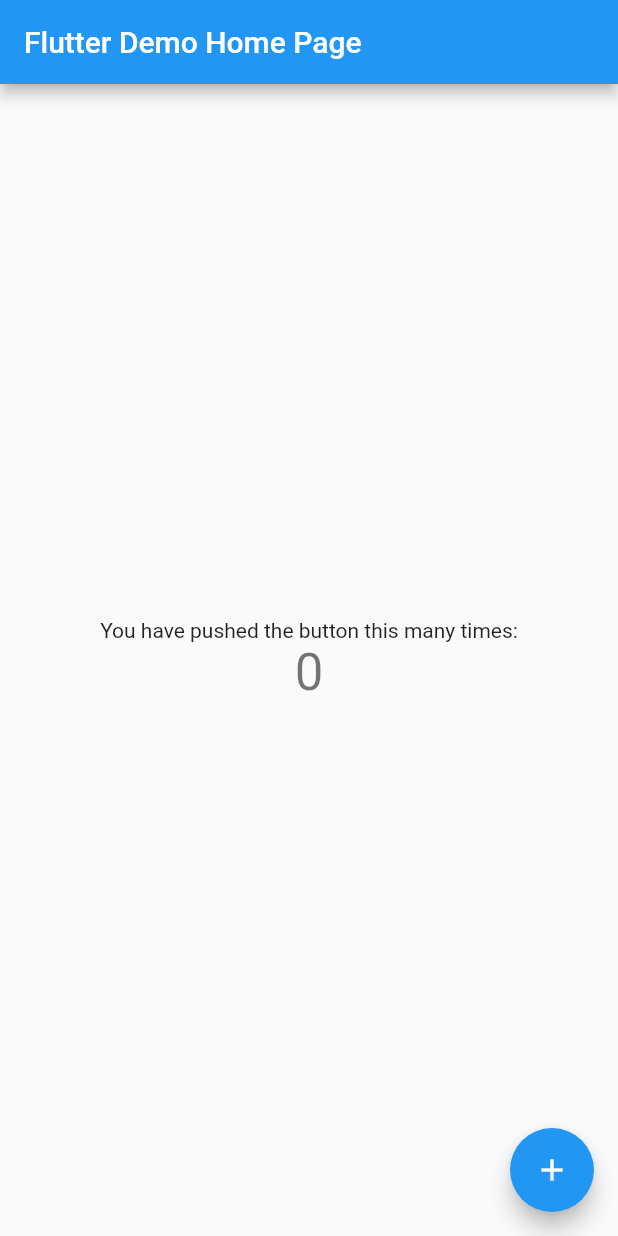
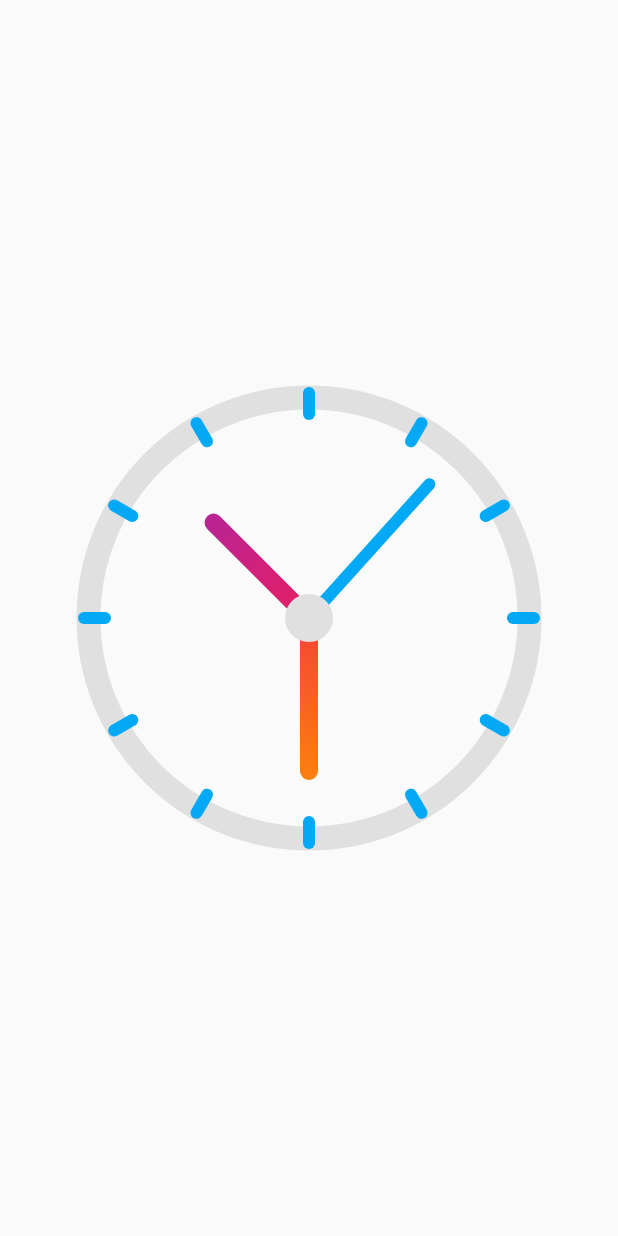
Before and after one commit to AlejandroEndo/flutter_painter_workshop, a Flutter app: the screen it shows after launch, on a phone screen of 412 x 824 dp. Run offline on Flutter 3.47's test engine with Material 2 defaults, Android fonts, the light colour scheme and no system bars.

Commit message:
clock example done

```diff
--- /dev/null
+++ b/lib/clock_view.dart
@@ -0,0 +1,121 @@
+import 'dart:async';
+import 'dart:math';
+
+import 'package:flutter/material.dart';
+
+class ClockView extends StatefulWidget {
+  const ClockView({Key? key}) : super(key: key);
+
+  @override
+  _ClockViewState createState() => _ClockViewState();
+}
+
+class _ClockViewState extends State<ClockView> {
+  @override
+  void initState() {
+    Timer.periodic(Duration(seconds: 1), (timer) => setState(() {}));
+    super.initState();
+  }
+
+  @override
+  Widget build(BuildContext context) {
+    return Container(
+      width: 300,
+      height: 300,
+      child: Transform.rotate(
+        angle: -pi / 2,
+        child: CustomPaint(
+          painter: ClockPainer(),
+        ),
+      ),
+    );
+  }
+}
+
+class ClockPainer extends CustomPainter {
+  DateTime timeNow = DateTime.now();
+
+  @override
+  void paint(Canvas canvas, Size size) {
+    double centerX = size.width / 2;
+    double centerY = size.height / 2;
+
+    Offset center = Offset(centerX, centerY);
+    double radius = min(centerX, centerY);
+
+    Paint paint = Paint()..color = Colors.grey[50]!;
+
+    Paint outlinePaint = Paint()
+      ..color = Colors.grey[300]!
+      ..style = PaintingStyle.stroke
+      ..strokeWidth = 16.0;
+
+    Paint centerDotPaint = Paint()..color = Colors.grey[300]!;
+
+    Paint secPaint = Paint()
+      ..color = Colors.lightBlue
+      ..style = PaintingStyle.stroke
+      ..strokeWidth = 8.0
+      ..strokeCap = StrokeCap.round;
+
+    Paint minPaint = Paint()
+      ..shader = RadialGradient(colors: [Colors.red, Colors.orange])
+          .createShader(Rect.fromCircle(center: center, radius: radius))
+      ..style = PaintingStyle.stroke
+      ..strokeWidth = 12.0
+      ..strokeCap = StrokeCap.round;
+
+    Paint hourPaint = Paint()
+      ..shader = RadialGradient(colors: [Colors.pink, Colors.purple])
+          .createShader(Rect.fromCircle(center: center, radius: radius))
+      ..style = PaintingStyle.stroke
+      ..strokeWidth = 12.0
+      ..strokeCap = StrokeCap.round;
+
+    // CLOCK CASE BACKGROUND
+    canvas.drawCircle(center, radius - size.width * 0.01, paint);
+    canvas.drawCircle(center, radius - size.width * 0.01, outlinePaint);
+
+    double handR = 120;
+    // SECONDS
+    double secValueAngle = timeNow.second * (360 / 60);
+    double secHandX = centerX + (handR) * cos(secValueAngle * pi / 180);
+    double secHandY = centerX + (handR) * sin(secValueAngle * pi / 180);
+    canvas.drawLine(center, Offset(secHandX, secHandY), secPaint);
+
+    // MINUTES
+    double minValueAngle = timeNow.minute * (360 / 60);
+    double minHandX = centerX + (handR * 0.85) * cos(minValueAngle * pi / 180);
+    double minHandY = centerX + (handR * 0.85) * sin(minValueAngle * pi / 180);
+    canvas.drawLine(center, Offset(minHandX, minHandY), minPaint);
+
+    // HOURS
+    double hourValueAngle = timeNow.hour * (360 / 12); // Rounded hour value
+    double minuteOffset =
+        timeNow.minute * ((360 / 12) / 60); // Minutes progress offset
+    double hourHandX = centerX +
+        (handR * 0.75) * cos((hourValueAngle + minuteOffset) * pi / 180);
+    double hourHandY = centerX +
+        (handR * 0.75) * sin((hourValueAngle + minuteOffset) * pi / 180);
+    canvas.drawLine(center, Offset(hourHandX, hourHandY), hourPaint);
+
+    double lineLenght = radius - 14;
+    for(double i = 0; i < 360; i += (360 / 12)){
+      double x1 = centerX + radius * cos(i * pi / 180);
+      double y1 = centerY + radius * sin(i * pi / 180);
+
+      double x2 = centerX + lineLenght * cos(i * pi / 180);
+      double y2 = centerX + lineLenght * sin(i * pi / 180);
+
+      canvas.drawLine(Offset(x1, y1), Offset(x2, y2), secPaint);
+    }
+
+    // CLOCK CENTER DOT
+    canvas.drawCircle(center, 16, centerDotPaint);
+  }
+
+  @override
+  bool shouldRepaint(covariant CustomPainter oldDelegate) {
+    return true;
+  }
+}
--- /dev/null
+++ b/lib/home_page.dart
@@ -0,0 +1,15 @@
+import 'package:flutter/material.dart';
+import 'package:flutter_painter_workshop/clock_view.dart';
+
+class HomePage extends StatelessWidget {
+  const HomePage({Key? key}) : super(key: key);
+
+  @override
+  Widget build(BuildContext context) {
+    return Scaffold(
+      body: Center(
+        child: ClockView(),
+      ),
+    );
+  }
+}
--- a/lib/main.dart
+++ b/lib/main.dart
@@ -1,113 +1,17 @@
 import 'package:flutter/material.dart';
+import 'package:flutter_painter_workshop/home_page.dart';
 
-void main() {
-  runApp(MyApp());
-}
+void main() => runApp(MyApp());
 
 class MyApp extends StatelessWidget {
-  // This widget is the root of your application.
   @override
   Widget build(BuildContext context) {
     return MaterialApp(
       title: 'Flutter Demo',
       theme: ThemeData(
-        // This is the theme of your application.
-        //
-        // Try running your application with "flutter run". You'll see the
-        // application has a blue toolbar. Then, without quitting the app, try
-        // changing the primarySwatch below to Colors.green and then invoke
-        // "hot reload" (press "r" in the console where you ran "flutter run",
-        // or simply save your changes to "hot reload" in a Flutter IDE).
-        // Notice that the counter didn't reset back to zero; the application
-        // is not restarted.
         primarySwatch: Colors.blue,
       ),
-      home: MyHomePage(title: 'Flutter Demo Home Page'),
+      home: HomePage(),
     );
   }
 }
-
-class MyHomePage extends StatefulWidget {
-  MyHomePage({Key? key, required this.title}) : super(key: key);
-
-  // This widget is the home page of your application. It is stateful, meaning
-  // that it has a State object (defined below) that contains fields that affect
-  // how it looks.
-
-  // This class is the configuration for the state. It holds the values (in this
-  // case the title) provided by the parent (in this case the App widget) and
-  // used by the build method of the State. Fields in a Widget subclass are
-  // always marked "final".
-
-  final String title;
-
-  @override
-  _MyHomePageState createState() => _MyHomePageState();
-}
-
-class _MyHomePageState extends State<MyHomePage> {
-  int _counter = 0;
-
-  void _incrementCounter() {
-    setState(() {
-      // This call to setState tells the Flutter framework that something has
-      // changed in this State, which causes it to rerun the build method below
-      // so that the display can reflect the updated values. If we changed
-      // _counter without calling setState(), then the build method would not be
-      // called again, and so nothing would appear to happen.
-      _counter++;
-    });
-  }
-
-  @override
-  Widget build(BuildContext context) {
-    // This method is rerun every time setState is called, for instance as done
-    // by the _incrementCounter method above.
-    //
-    // The Flutter framework has been optimized to make rerunning build methods
-    // fast, so that you can just rebuild anything that needs updating rather
-    // than having to individually change instances of widgets.
-    return Scaffold(
-      appBar: AppBar(
-        // Here we take the value from the MyHomePage object that was created by
-        // the App.build method, and use it to set our appbar title.
-        title: Text(widget.title),
-      ),
-      body: Center(
-        // Center is a layout widget. It takes a single child and positions it
-        // in the middle of the parent.
-        child: Column(
-          // Column is also a layout widget. It takes a list of children and
-          // arranges them vertically. By default, it sizes itself to fit its
-          // children horizontally, and tries to be as tall as its parent.
-          //
-          // Invoke "debug painting" (press "p" in the console, choose the
-          // "Toggle Debug Paint" action from the Flutter Inspector in Android
-          // Studio, or the "Toggle Debug Paint" command in Visual Studio Code)
-          // to see the wireframe for each widget.
-          //
-          // Column has various properties to control how it sizes itself and
-          // how it positions its children. Here we use mainAxisAlignment to
-          // center the children vertically; the main axis here is the vertical
-          // axis because Columns are vertical (the cross axis would be
-          // horizontal).
-          mainAxisAlignment: MainAxisAlignment.center,
-          children: <Widget>[
-            Text(
-              'You have pushed the button this many times:',
-            ),
-            Text(
-              '$_counter',
-              style: Theme.of(context).textTheme.headline4,
-            ),
-          ],
-        ),
-      ),
-      floatingActionButton: FloatingActionButton(
-        onPressed: _incrementCounter,
-        tooltip: 'Increment',
-        child: Icon(Icons.add),
-      ), // This trailing comma makes auto-formatting nicer for build methods.
-    );
-  }
-}
```
